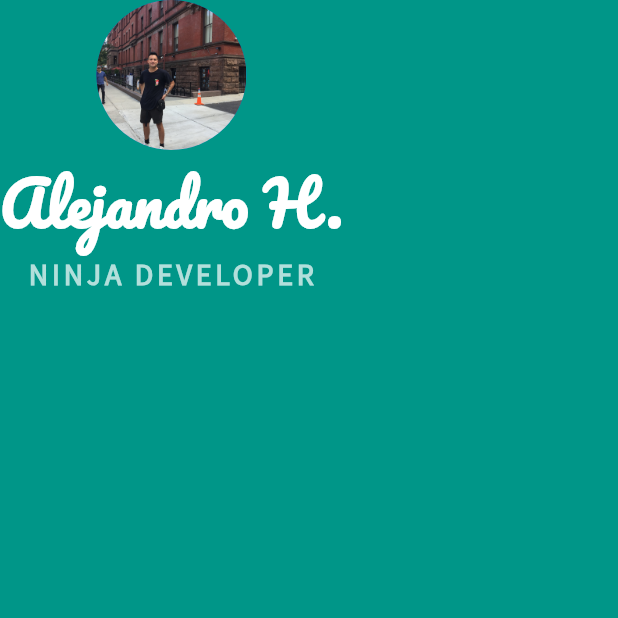
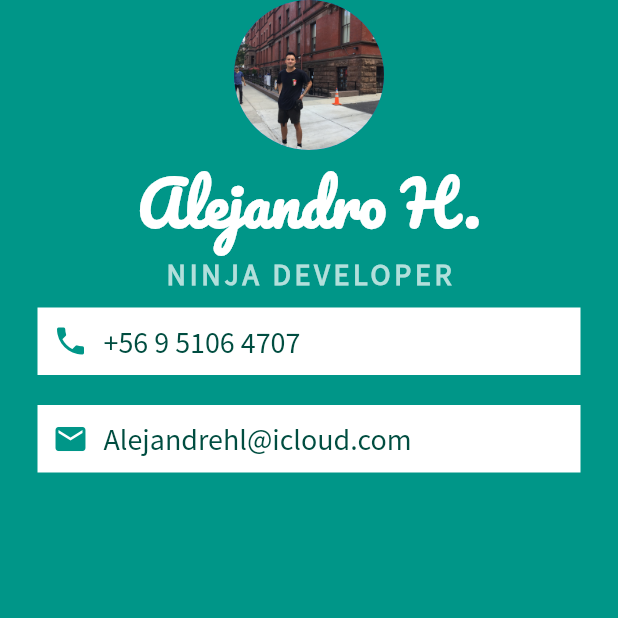
Before and after one commit to Alejandrehl/micard-app, a Flutter app: the screen it shows after launch, on a phone screen of 412 x 824 dp, the top half of it. Run offline on Flutter 3.47's test engine with Material 2 defaults, Android fonts, the phone set to English and light mode, and no system bars.

Commit message:
Se agregaron iconos y textos correspondientes

```diff
--- a/lib/main.dart
+++ b/lib/main.dart
@@ -36,6 +36,52 @@ class MyApp extends StatelessWidget {
                     fontWeight: FontWeight.bold,
                     letterSpacing: 2.5),
               ),
+              Container(
+                padding: EdgeInsets.all(10.0),
+                color: Colors.white,
+                margin: EdgeInsets.symmetric(vertical: 10.0, horizontal: 25.0),
+                child: Row(
+                  children: <Widget>[
+                    Icon(
+                      Icons.phone,
+                      color: Colors.teal,
+                    ),
+                    SizedBox(
+                      width: 10.0,
+                    ),
+                    Text(
+                      "+56 9 5106 4707",
+                      style: TextStyle(
+                          color: Colors.teal.shade900,
+                          fontFamily: "Source Sans Pro",
+                          fontSize: 20.0),
+                    ),
+                  ],
+                ),
+              ),
+              Container(
+                padding: EdgeInsets.all(10.0),
+                color: Colors.white,
+                margin: EdgeInsets.symmetric(vertical: 10.0, horizontal: 25.0),
+                child: Row(
+                  children: <Widget>[
+                    Icon(
+                      Icons.email,
+                      color: Colors.teal,
+                    ),
+                    SizedBox(
+                      width: 10.0,
+                    ),
+                    Text(
+                      "Alejandrehl@icloud.com",
+                      style: TextStyle(
+                          color: Colors.teal.shade900,
+                          fontFamily: "Source Sans Pro",
+                          fontSize: 20.0),
+                    ),
+                  ],
+                ),
+              ),
             ],
           ),
         ),
```
